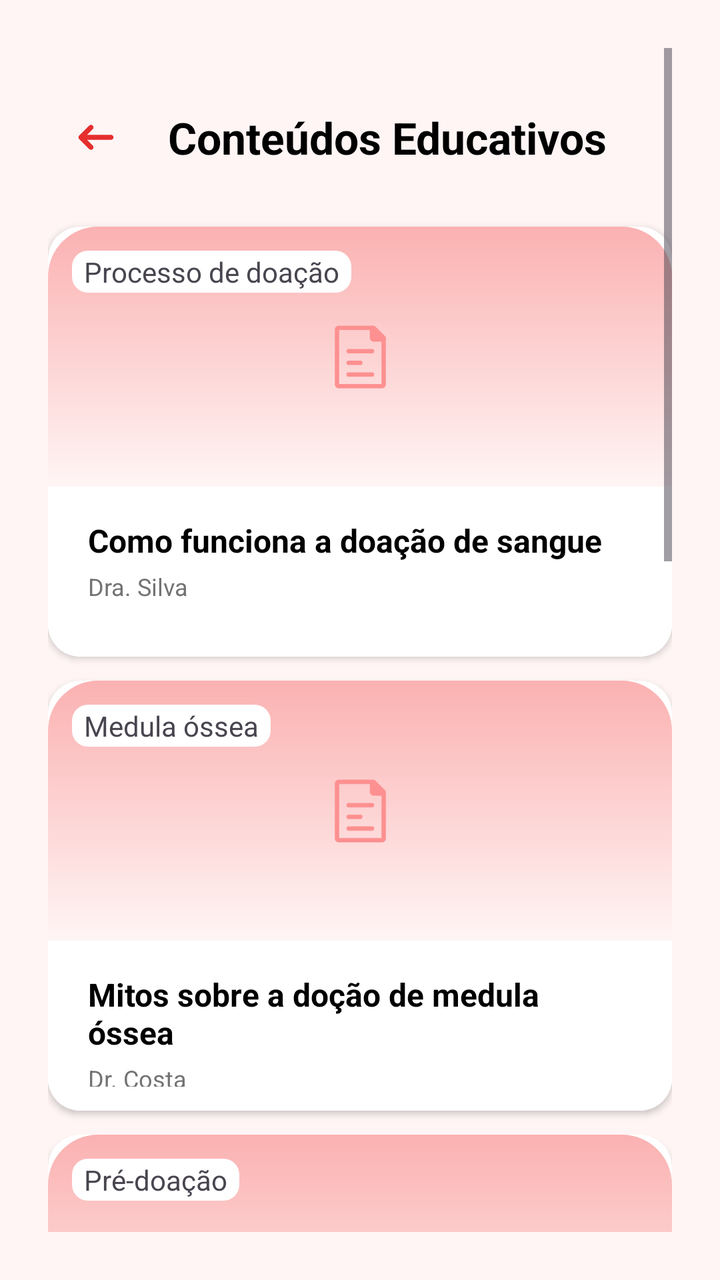
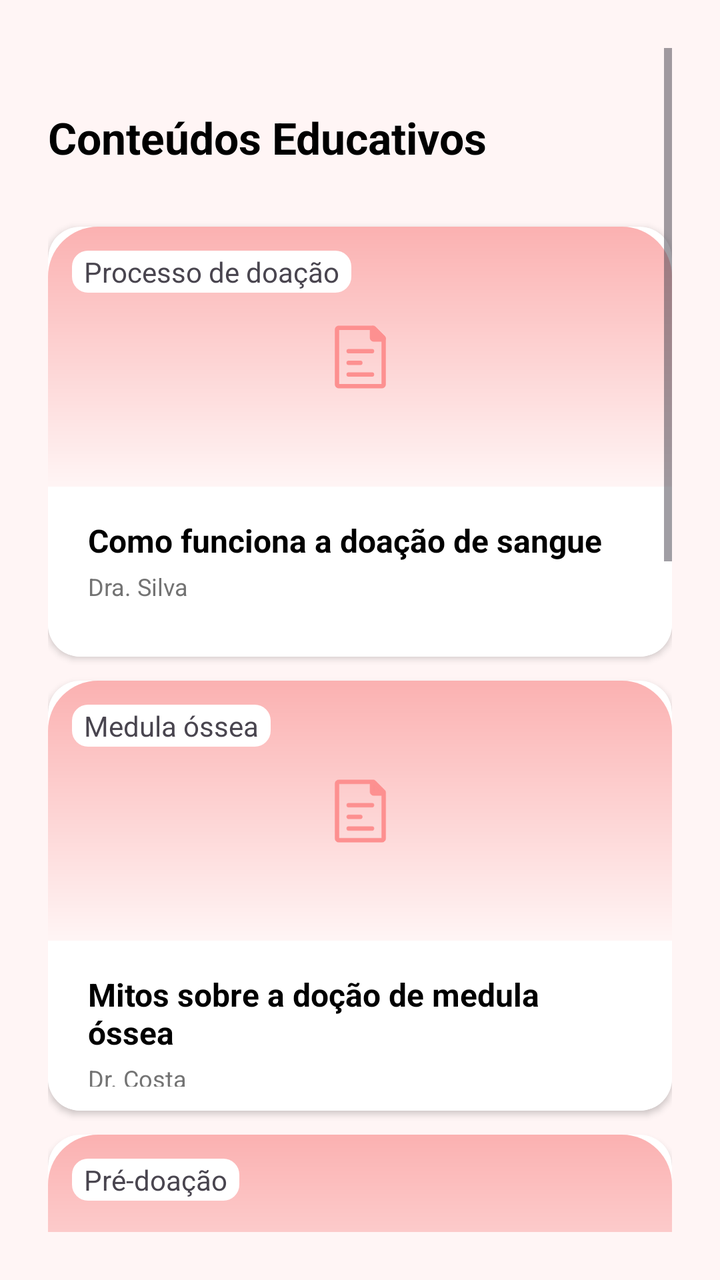

An Android layout rendered at two revisions. The XML below is the earlier revision; the diff shows what the commit changed to produce the second picture.
<!-- AndroidManifest.xml: application theme Theme.Hemo_Conecta -->
<!-- res/layout/fragment_conteudos_educativos.xml -->
<?xml version="1.0" encoding="utf-8"?>
<ScrollView xmlns:android="http://schemas.android.com/apk/res/android"
    xmlns:app="http://schemas.android.com/apk/res-auto"
    xmlns:tools="http://schemas.android.com/tools"
    android:layout_width="match_parent"
    android:layout_height="match_parent"
    android:padding="24dp"
    android:background="@color/background"
    android:fillViewport="true">

    <LinearLayout
        android:layout_width="match_parent"
        android:layout_height="wrap_content"
        android:orientation="vertical">

    
    <LinearLayout
        android:layout_width="match_parent"
        android:layout_height="wrap_content"
        android:gravity="center_vertical"
        android:orientation="horizontal">

        <ImageButton
            android:id="@+id/btnBack"
            android:layout_width="48dp"
            android:layout_height="48dp"
            android:background="?attr/selectableItemBackgroundBorderless"
            android:contentDescription="Voltar"
            android:src="@drawable/ic_back" />

        <LinearLayout
            android:layout_width="match_parent"
            android:layout_height="wrap_content"
            android:layout_marginStart="12dp"
            android:orientation="vertical">

            <TextView
                android:layout_width="wrap_content"
                android:layout_height="wrap_content"
                android:text="Conteúdos Educativos"
                android:textColor="@color/black"
                android:textSize="22sp"
                android:textStyle="bold"
                android:layout_marginTop="30dp"
                android:layout_marginBottom="30dp"/>
        </LinearLayout>
    </LinearLayout>


        <androidx.cardview.widget.CardView
            android:layout_width="match_parent"
            android:layout_height="wrap_content"
            android:layout_marginBottom="12dp"
            app:cardCornerRadius="16dp"
            app:cardElevation="2dp">

            <LinearLayout
                android:layout_width="match_parent"
                android:layout_height="wrap_content"
                android:orientation="vertical">

                
                <androidx.constraintlayout.widget.ConstraintLayout
                    android:layout_width="match_parent"
                    android:layout_height="130dp"
                    android:background="@drawable/bg_card_conteudos_educativos_gradient"
                    android:padding="12dp">

                    <TextView
                        android:layout_width="wrap_content"
                        android:layout_height="wrap_content"
                        android:background="@drawable/border_text"
                        android:text="@string/categoria1"

                        app:layout_constraintStart_toStartOf="parent"
                        app:layout_constraintTop_toTopOf="parent" />

                    <ImageView
                        android:layout_width="35dp"
                        android:layout_height="35dp"
                        android:src="@drawable/text_icon"

                        app:layout_constraintBottom_toBottomOf="parent"
                        app:layout_constraintEnd_toEndOf="parent"
                        app:layout_constraintStart_toStartOf="parent"
                        app:layout_constraintTop_toTopOf="parent" />

                </androidx.constraintlayout.widget.ConstraintLayout>

                
                <LinearLayout
                    android:layout_width="match_parent"
                    android:layout_height="85dp"
                    android:orientation="vertical"
                    android:paddingStart="20dp"
                    android:paddingTop="16dp"
                    android:paddingEnd="20dp"
                    android:paddingBottom="12dp"
                    android:background="@android:color/white">

                    <TextView
                        android:id="@+id/text_titulo"
                        android:layout_width="match_parent"
                        android:layout_height="wrap_content"
                        android:text="@string/titulo1"
                        android:textColor="@color/black"
                        android:textSize="16sp"
                        android:textStyle="bold" />

                    <TextView
                        android:id="@+id/text_autor"
                        android:layout_width="match_parent"
                        android:layout_height="wrap_content"
                        android:layout_marginTop="4dp"
                        android:text="@string/autor1"
                        android:textColor="#737373"
                        android:textSize="12sp" />

                </LinearLayout>

            </LinearLayout>

        </androidx.cardview.widget.CardView>

        <androidx.cardview.widget.CardView
            android:layout_width="match_parent"
            android:layout_height="wrap_content"
            android:layout_marginBottom="12dp"
            app:cardCornerRadius="16dp"
            app:cardElevation="2dp">

            <LinearLayout
                android:layout_width="match_parent"
                android:layout_height="wrap_content"
                android:orientation="vertical">

                
                <androidx.constraintlayout.widget.ConstraintLayout
                    android:layout_width="match_parent"
                    android:layout_height="130dp"
                    android:background="@drawable/bg_card_conteudos_educativos_gradient"
                    android:padding="12dp">

                    <TextView
                        android:layout_width="wrap_content"
                        android:layout_height="wrap_content"
                        android:background="@drawable/border_text"
                        android:text="@string/categoria2"

                        app:layout_constraintStart_toStartOf="parent"
                        app:layout_constraintTop_toTopOf="parent" />

                    <ImageView
                        android:layout_width="35dp"
                        android:layout_height="35dp"
                        android:src="@drawable/text_icon"

                        app:layout_constraintBottom_toBottomOf="parent"
                        app:layout_constraintEnd_toEndOf="parent"
                        app:layout_constraintStart_toStartOf="parent"
                        app:layout_constraintTop_toTopOf="parent" />

                </androidx.constraintlayout.widget.ConstraintLayout>

                
                <LinearLayout
                    android:layout_width="match_parent"
                    android:layout_height="85dp"
                    android:orientation="vertical"
                    android:paddingStart="20dp"
                    android:paddingTop="16dp"
                    android:paddingEnd="20dp"
                    android:paddingBottom="12dp"
                    android:background="@android:color/white">

                    <TextView
                        android:id="@+id/text_titulo2"
                        android:layout_width="match_parent"
                        android:layout_height="wrap_content"
                        android:text="@string/titulo2"
                        android:textColor="@color/black"
                        android:textSize="16sp"
                        android:textStyle="bold" />

                    <TextView
                        android:id="@+id/text_autor2"
                        android:layout_width="match_parent"
                        android:layout_height="wrap_content"
                        android:layout_marginTop="4dp"
                        android:text="@string/autor2"
                        android:textColor="#737373"
                        android:textSize="12sp" />

                </LinearLayout>

            </LinearLayout>

        </androidx.cardview.widget.CardView>

        <androidx.cardview.widget.CardView
            android:layout_width="match_parent"
            android:layout_height="wrap_content"
            android:layout_marginBottom="12dp"
            app:cardCornerRadius="16dp"
            app:cardElevation="2dp">

            <LinearLayout
                android:layout_width="match_parent"
                android:layout_height="wrap_content"
                android:orientation="vertical">

                
                <androidx.constraintlayout.widget.ConstraintLayout
                    android:layout_width="match_parent"
                    android:layout_height="130dp"
                    android:background="@drawable/bg_card_conteudos_educativos_gradient"
                    android:padding="12dp">

                    <TextView
                        android:layout_width="wrap_content"
                        android:layout_height="wrap_content"
                        android:background="@drawable/border_text"
                        android:text="@string/categoria3"

                        app:layout_constraintStart_toStartOf="parent"
                        app:layout_constraintTop_toTopOf="parent" />

                    <ImageView
                        android:layout_width="35dp"
                        android:layout_height="35dp"
                        android:src="@drawable/text_icon"

                        app:layout_constraintBottom_toBottomOf="parent"
                        app:layout_constraintEnd_toEndOf="parent"
                        app:layout_constraintStart_toStartOf="parent"
                        app:layout_constraintTop_toTopOf="parent" />

                </androidx.constraintlayout.widget.ConstraintLayout>

                
                <LinearLayout
                    android:layout_width="match_parent"
                    android:layout_height="85dp"
                    android:orientation="vertical"
                    android:paddingStart="20dp"
                    android:paddingTop="16dp"
                    android:paddingEnd="20dp"
                    android:paddingBottom="12dp"
                    android:background="@android:color/white">

                    <TextView
                        android:id="@+id/text_titulo3"
                        android:layout_width="match_parent"
                        android:layout_height="wrap_content"
                        android:text="@string/titulo3"
                        android:textColor="@color/black"
                        android:textSize="16sp"
                        android:textStyle="bold" />

                    <TextView
                        android:id="@+id/text_autor3"
                        android:layout_width="match_parent"
                        android:layout_height="wrap_content"
                        android:layout_marginTop="4dp"
                        android:text="@string/autor3"
                        android:textColor="#737373"
                        android:textSize="12sp" />

                </LinearLayout>

            </LinearLayout>

        </androidx.cardview.widget.CardView>

        <androidx.cardview.widget.CardView
            android:layout_width="match_parent"
            android:layout_height="wrap_content"
            android:layout_marginBottom="12dp"
            app:cardCornerRadius="16dp"
            app:cardElevation="2dp">

            <LinearLayout
                android:layout_width="match_parent"
                android:layout_height="wrap_content"
                android:orientation="vertical">

                
                <androidx.constraintlayout.widget.ConstraintLayout
                    android:layout_width="match_parent"
                    android:layout_height="130dp"
                    android:background="@drawable/bg_card_conteudos_educativos_gradient"
                    android:padding="12dp">

                    <TextView
                        android:layout_width="wrap_content"
                        android:layout_height="wrap_content"
                        android:background="@drawable/border_text"
                        android:text="@string/categoria1"

                        app:layout_constraintStart_toStartOf="parent"
                        app:layout_constraintTop_toTopOf="parent" />

                    <ImageView
                        android:layout_width="35dp"
                        android:layout_height="35dp"
                        android:src="@drawable/text_icon"

                        app:layout_constraintBottom_toBottomOf="parent"
                        app:layout_constraintEnd_toEndOf="parent"
                        app:layout_constraintStart_toStartOf="parent"
                        app:layout_constraintTop_toTopOf="parent" />

                </androidx.constraintlayout.widget.ConstraintLayout>

                
                <LinearLayout
                    android:layout_width="match_parent"
                    android:layout_height="85dp"
                    android:orientation="vertical"
                    android:paddingStart="20dp"
                    android:paddingTop="16dp"
                    android:paddingEnd="20dp"
                    android:paddingBottom="12dp"
                    android:background="@android:color/white">

                    <TextView
                        android:id="@+id/text_titulo4"
                        android:layout_width="match_parent"
                        android:layout_height="wrap_content"
                        android:text="@string/titulo4"
                        android:textColor="@color/black"
                        android:textSize="16sp"
                        android:textStyle="bold" />

                    <TextView
                        android:id="@+id/text_autor4"
                        android:layout_width="match_parent"
                        android:layout_height="wrap_content"
                        android:layout_marginTop="4dp"
                        android:text="@string/autor1"
                        android:textColor="#737373"
                        android:textSize="12sp" />

                </LinearLayout>

            </LinearLayout>

        </androidx.cardview.widget.CardView>

        <androidx.cardview.widget.CardView
            android:layout_width="match_parent"
            android:layout_height="wrap_content"
            android:layout_marginBottom="12dp"
            app:cardCornerRadius="16dp"
            app:cardElevation="2dp">

            <LinearLayout
                android:layout_width="match_parent"
                android:layout_height="wrap_content"
                android:orientation="vertical">

                
                <androidx.constraintlayout.widget.ConstraintLayout
                    android:layout_width="match_parent"
                    android:layout_height="130dp"
                    android:background="@drawable/bg_card_conteudos_educativos_gradient"
                    android:padding="12dp">

                    <TextView
                        android:layout_width="wrap_content"
                        android:layout_height="wrap_content"
                        android:background="@drawable/border_text"
                        android:text="@string/categoria2"

                        app:layout_constraintStart_toStartOf="parent"
                        app:layout_constraintTop_toTopOf="parent" />

                    <ImageView
                        android:layout_width="35dp"
                        android:layout_height="35dp"
                        android:src="@drawable/text_icon"

                        app:layout_constraintBottom_toBottomOf="parent"
                        app:layout_constraintEnd_toEndOf="parent"
                        app:layout_constraintStart_toStartOf="parent"
                        app:layout_constraintTop_toTopOf="parent" />

                </androidx.constraintlayout.widget.ConstraintLayout>

                
                <LinearLayout
                    android:layout_width="match_parent"
                    android:layout_height="85dp"
                    android:orientation="vertical"
                    android:paddingStart="20dp"
                    android:paddingTop="16dp"
                    android:paddingEnd="20dp"
                    android:paddingBottom="12dp"
                    android:background="@android:color/white">

                    <TextView
                        android:id="@+id/text_titulo5"
                        android:layout_width="match_parent"
                        android:layout_height="wrap_content"
                        android:text="@string/titulo5"
                        android:textColor="@color/black"
                        android:textSize="16sp"
                        android:textStyle="bold" />

                    <TextView
                        android:id="@+id/text_autor5"
                        android:layout_width="match_parent"
                        android:layout_height="wrap_content"
                        android:layout_marginTop="4dp"
                        android:text="@string/autor2"
                        android:textColor="#737373"
                        android:textSize="12sp" />

                </LinearLayout>

            </LinearLayout>

        </androidx.cardview.widget.CardView>

        <androidx.cardview.widget.CardView
            android:layout_width="match_parent"
            android:layout_height="wrap_content"
            android:layout_marginBottom="12dp"
            app:cardCornerRadius="16dp"
            app:cardElevation="2dp">

            <LinearLayout
                android:layout_width="match_parent"
                android:layout_height="wrap_content"
                android:orientation="vertical">

                
                <androidx.constraintlayout.widget.ConstraintLayout
                    android:layout_width="match_parent"
                    android:layout_height="130dp"
                    android:background="@drawable/bg_card_conteudos_educativos_gradient"
                    android:padding="12dp">

                    <TextView
                        android:layout_width="wrap_content"
                        android:layout_height="wrap_content"
                        android:background="@drawable/border_text"
                        android:text="@string/categoria4"

                        app:layout_constraintStart_toStartOf="parent"
                        app:layout_constraintTop_toTopOf="parent" />

                    <ImageView
                        android:layout_width="35dp"
                        android:layout_height="35dp"
                        android:src="@drawable/text_icon"

                        app:layout_constraintBottom_toBottomOf="parent"
                        app:layout_constraintEnd_toEndOf="parent"
                        app:layout_constraintStart_toStartOf="parent"
                        app:layout_constraintTop_toTopOf="parent" />

                </androidx.constraintlayout.widget.ConstraintLayout>

                
                <LinearLayout
                    android:layout_width="match_parent"
                    android:layout_height="85dp"
                    android:orientation="vertical"
                    android:paddingStart="20dp"
                    android:paddingTop="16dp"
                    android:paddingEnd="20dp"
                    android:paddingBottom="12dp"
                    android:background="@android:color/white">

                    <TextView
                        android:id="@+id/text_titulo6"
                        android:layout_width="match_parent"
                        android:layout_height="wrap_content"
                        android:text="@string/titulo6"
                        android:textColor="@color/black"
                        android:textSize="16sp"
                        android:textStyle="bold" />

                    <TextView
                        android:id="@+id/text_autor6"
                        android:layout_width="match_parent"
                        android:layout_height="wrap_content"
                        android:layout_marginTop="4dp"
                        android:text="@string/autor4"
                        android:textColor="#737373"
                        android:textSize="12sp" />

                </LinearLayout>

            </LinearLayout>

        </androidx.cardview.widget.CardView>
    </LinearLayout>

</ScrollView>
<!-- resources referenced by this layout -->
<resources>
  <color name="background">#FFF5F5</color>
  <color name="black">#000000</color>
  <!-- drawable bg_card_conteudos_educativos_gradient (drawable) -->
  <?xml version="1.0" encoding="utf-8"?>
  <shape xmlns:android="http://schemas.android.com/apk/res/android">
  
      <corners android:topLeftRadius="25dp"
          android:topRightRadius="25dp"/>
  
      <gradient
          android:angle="90"
          android:startColor="@color/card_conteudos_start"
          android:endColor="@color/card_conteudos_end" />
  
  </shape>
  <!-- drawable border_text (drawable) -->
  <?xml version="1.0" encoding="utf-8"?>
  <shape xmlns:android="http://schemas.android.com/apk/res/android"
      android:shape="rectangle">
  
      <solid android:color="@android:color/white" />
  
      <corners android:radius="8dp" />
  
      <padding
          android:left="6dp"
          android:top="1dp"
          android:right="6dp"
          android:bottom="1dp" />
  
  </shape>
  <!-- drawable ic_back (drawable) -->
  <vector xmlns:android="http://schemas.android.com/apk/res/android" android:height="30dp" android:viewportHeight="512" android:viewportWidth="512" android:width="30dp">
        
      <path android:fillColor="#FFF5F5" android:pathData="M0,0v512h512V0H0zM469.33,469.33H42.67V42.67h426.67V469.33z"/>
        
      <path android:fillColor="#E52E2E" android:pathData="M110.93,243.24c-0.23,0.3 -0.46,0.6 -0.67,0.91c-0.2,0.3 -0.38,0.62 -0.57,0.93c-0.17,0.28 -0.35,0.56 -0.51,0.86c-0.17,0.32 -0.31,0.65 -0.47,0.97c-0.14,0.31 -0.3,0.61 -0.43,0.92c-0.13,0.31 -0.24,0.64 -0.35,0.96c-0.12,0.34 -0.25,0.67 -0.35,1.01c-0.1,0.32 -0.17,0.65 -0.25,0.97c-0.09,0.35 -0.19,0.7 -0.26,1.05c-0.07,0.38 -0.12,0.75 -0.17,1.13c-0.04,0.31 -0.1,0.62 -0.14,0.93c-0.14,1.4 -0.14,2.81 0,4.21c0.03,0.31 0.09,0.62 0.14,0.93c0.05,0.38 0.1,0.76 0.17,1.13c0.07,0.36 0.17,0.7 0.26,1.05c0.08,0.32 0.15,0.65 0.25,0.97c0.1,0.34 0.23,0.68 0.35,1.01c0.12,0.32 0.22,0.64 0.35,0.96c0.13,0.31 0.28,0.62 0.43,0.92c0.15,0.32 0.3,0.65 0.47,0.97c0.16,0.29 0.34,0.57 0.51,0.86c0.19,0.31 0.36,0.63 0.57,0.93c0.21,0.31 0.44,0.61 0.67,0.91c0.19,0.25 0.37,0.52 0.57,0.76c0.44,0.54 0.9,1.05 1.39,1.54c0.01,0.01 0.01,0.02 0.02,0.02l85.33,85.33c8.33,8.33 21.84,8.33 30.17,0c8.33,-8.33 8.33,-21.84 0,-30.17l-48.92,-48.92H384c11.78,0 21.33,-9.55 21.33,-21.33s-9.55,-21.33 -21.33,-21.33H179.5l48.92,-48.92c8.33,-8.33 8.33,-21.84 0,-30.17s-21.84,-8.33 -30.17,0l-85.33,85.33c-0.01,0.01 -0.01,0.02 -0.02,0.02c-0.49,0.49 -0.95,1 -1.39,1.54C111.3,242.73 111.12,242.99 110.93,243.24z"/>
      
  </vector>
  <string name="autor1">Dra. Silva</string>
  <string name="autor2">Dr. Costa</string>
  <string name="autor3">Nutri. Santos</string>
  <string name="autor4">Enf. Oliveira</string>
  <string name="categoria1">Processo de doação</string>
  <string name="categoria2">Medula óssea</string>
  <string name="categoria3">Pré-doação</string>
  <string name="categoria4">Pós-doação</string>
  <string name="titulo1">Como funciona a doação de sangue</string>
  <string name="titulo2">Mitos sobre a doção de medula óssea</string>
  <string name="titulo3">O que comer antes de doar</string>
  <string name="titulo4">Quem pode doar sangue?</string>
  <string name="titulo5">O processo de transplante de medula</string>
  <string name="titulo6">Cuidados após a doação</string>
  <style name="Theme.Hemo_Conecta" parent="Base.Theme.Hemo_Conecta" />
  <color name="card_conteudos_start">#FFF5F5</color>
  <color name="card_conteudos_end">#FBB1B1</color>
  <style name="Base.Theme.Hemo_Conecta" parent="Theme.Material3.DayNight.NoActionBar">
          
          
      </style>
  <!-- unchanged entries left out for length: 1 -->
</resources>

<!-- the commit's change to res/layout/fragment_conteudos_educativos.xml (unified diff, before → after) -->
@@ -20,20 +20,6 @@
         android:gravity="center_vertical"
         android:orientation="horizontal">
 
-        <ImageButton
-            android:id="@+id/btnBack"
-            android:layout_width="48dp"
-            android:layout_height="48dp"
-            android:background="?attr/selectableItemBackgroundBorderless"
-            android:contentDescription="Voltar"
-            android:src="@drawable/ic_back" />
-
-        <LinearLayout
-            android:layout_width="match_parent"
-            android:layout_height="wrap_content"
-            android:layout_marginStart="12dp"
-            android:orientation="vertical">
-
             <TextView
                 android:layout_width="wrap_content"
                 android:layout_height="wrap_content"
@@ -43,7 +29,6 @@
                 android:textStyle="bold"
                 android:layout_marginTop="30dp"
                 android:layout_marginBottom="30dp"/>
-        </LinearLayout>
     </LinearLayout>
 
 
<!-- resource entries referenced after the edit -->
@@ -31,14 +31,6 @@
           android:bottom="1dp" />
   
   </shape>
-  <!-- drawable ic_back (drawable) -->
-  <vector xmlns:android="http://schemas.android.com/apk/res/android" android:height="30dp" android:viewportHeight="512" android:viewportWidth="512" android:width="30dp">
-        
-      <path android:fillColor="#FFF5F5" android:pathData="M0,0v512h512V0H0zM469.33,469.33H42.67V42.67h426.67V469.33z"/>
-        
-      <path android:fillColor="#E52E2E" android:pathData="M110.93,243.24c-0.23,0.3 -0.46,0.6 -0.67,0.91c-0.2,0.3 -0.38,0.62 -0.57,0.93c-0.17,0.28 -0.35,0.56 -0.51,0.86c-0.17,0.32 -0.31,0.65 -0.47,0.97c-0.14,0.31 -0.3,0.61 -0.43,0.92c-0.13,0.31 -0.24,0.64 -0.35,0.96c-0.12,0.34 -0.25,0.67 -0.35,1.01c-0.1,0.32 -0.17,0.65 -0.25,0.97c-0.09,0.35 -0.19,0.7 -0.26,1.05c-0.07,0.38 -0.12,0.75 -0.17,1.13c-0.04,0.31 -0.1,0.62 -0.14,0.93c-0.14,1.4 -0.14,2.81 0,4.21c0.03,0.31 0.09,0.62 0.14,0.93c0.05,0.38 0.1,0.76 0.17,1.13c0.07,0.36 0.17,0.7 0.26,1.05c0.08,0.32 0.15,0.65 0.25,0.97c0.1,0.34 0.23,0.68 0.35,1.01c0.12,0.32 0.22,0.64 0.35,0.96c0.13,0.31 0.28,0.62 0.43,0.92c0.15,0.32 0.3,0.65 0.47,0.97c0.16,0.29 0.34,0.57 0.51,0.86c0.19,0.31 0.36,0.63 0.57,0.93c0.21,0.31 0.44,0.61 0.67,0.91c0.19,0.25 0.37,0.52 0.57,0.76c0.44,0.54 0.9,1.05 1.39,1.54c0.01,0.01 0.01,0.02 0.02,0.02l85.33,85.33c8.33,8.33 21.84,8.33 30.17,0c8.33,-8.33 8.33,-21.84 0,-30.17l-48.92,-48.92H384c11.78,0 21.33,-9.55 21.33,-21.33s-9.55,-21.33 -21.33,-21.33H179.5l48.92,-48.92c8.33,-8.33 8.33,-21.84 0,-30.17s-21.84,-8.33 -30.17,0l-85.33,85.33c-0.01,0.01 -0.01,0.02 -0.02,0.02c-0.49,0.49 -0.95,1 -1.39,1.54C111.3,242.73 111.12,242.99 110.93,243.24z"/>
-      
-  </vector>
   <string name="autor1">Dra. Silva</string>
   <string name="autor2">Dr. Costa</string>
   <string name="autor3">Nutri. Santos</string>
